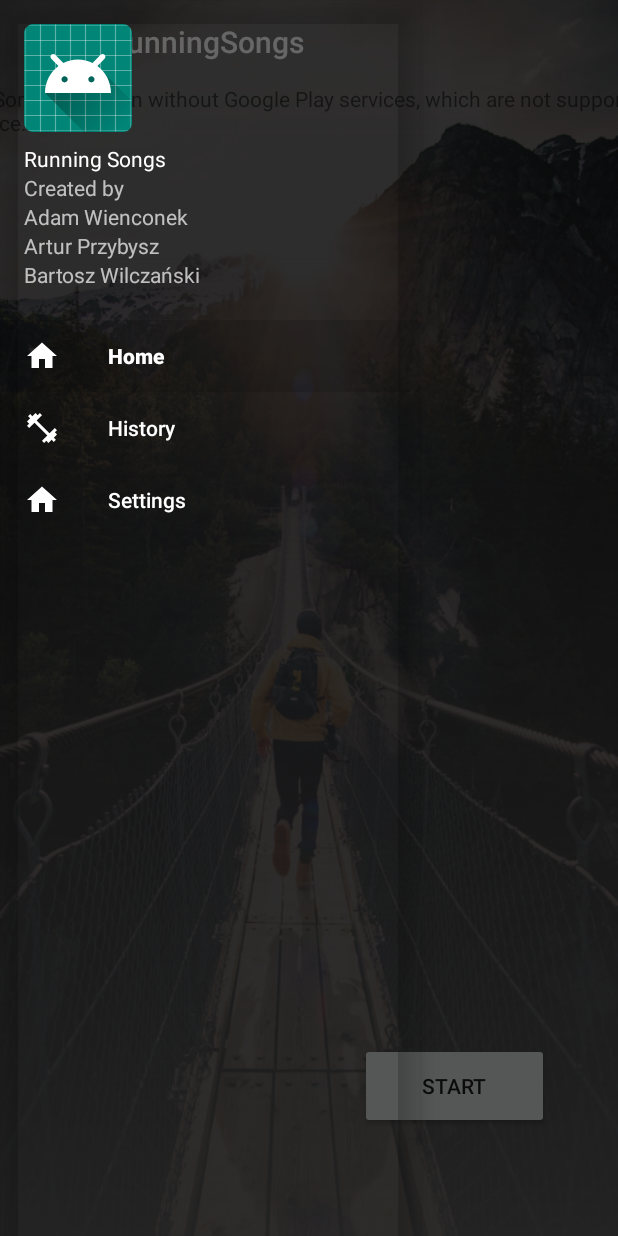
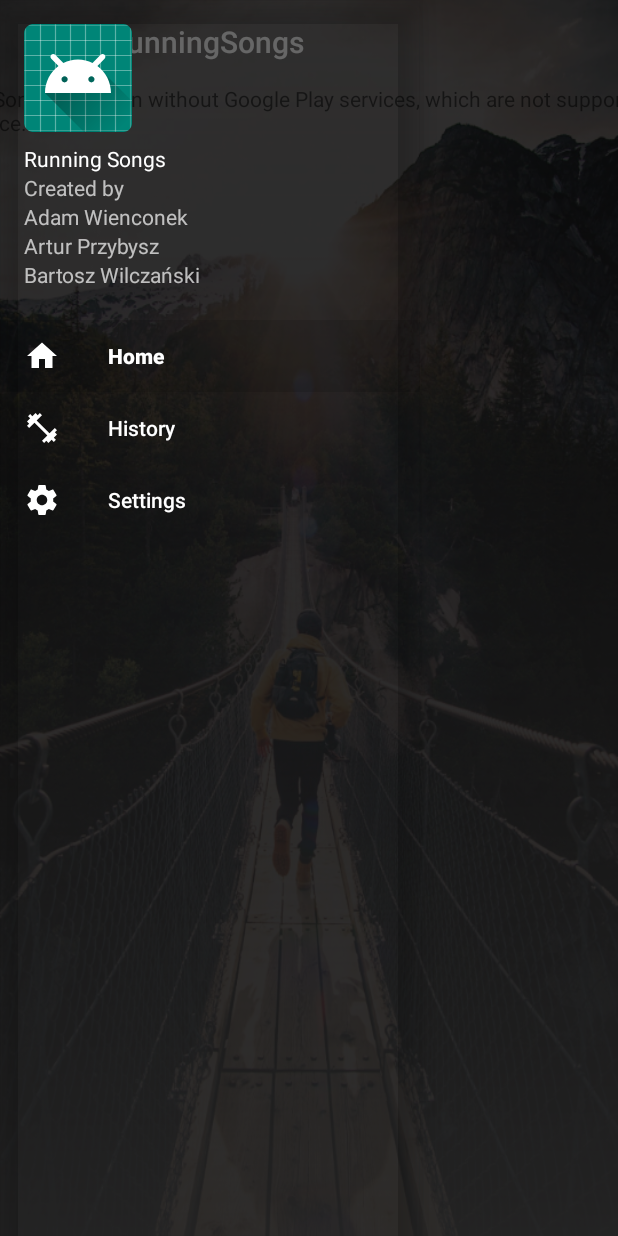
Before and after one commit to przybyszartur/RunningSongs, an Android app: the screen it shows after launch (MainActivity), with the side drawer open, on a phone screen of 412 x 824 dp. Run offline under Robolectric (Android 15) with nearby library versions, the phone set to English and light mode, and no system bars; 1 statement that could not run was skipped.

Commit message:
poprawienie ikon i przyciskow

```diff
--- a/app/src/main/java/com/example/runningsongs/CustomInfoWindowAdapter.java
+++ b/app/src/main/java/com/example/runningsongs/CustomInfoWindowAdapter.java
@@ -8,9 +8,6 @@ import android.widget.TextView;
 import com.google.android.gms.maps.GoogleMap;
 import com.google.android.gms.maps.model.Marker;
 
-/**
- * Created by User on 10/2/2017.
- */
 
 public class CustomInfoWindowAdapter implements GoogleMap.InfoWindowAdapter {
 
--- /dev/null
+++ b/app/src/main/res/drawable/ic_settings_black_24dp.xml
@@ -0,0 +1,9 @@
+<vector xmlns:android="http://schemas.android.com/apk/res/android"
+        android:width="24dp"
+        android:height="24dp"
+        android:viewportWidth="24.0"
+        android:viewportHeight="24.0">
+    <path
+        android:fillColor="#FF000000"
+        android:pathData="M19.43,12.98c0.04,-0.32 0.07,-0.64 0.07,-0.98s-0.03,-0.66 -0.07,-0.98l2.11,-1.65c0.19,-0.15 0.24,-0.42 0.12,-0.64l-2,-3.46c-0.12,-0.22 -0.39,-0.3 -0.61,-0.22l-2.49,1c-0.52,-0.4 -1.08,-0.73 -1.69,-0.98l-0.38,-2.65C14.46,2.18 14.25,2 14,2h-4c-0.25,0 -0.46,0.18 -0.49,0.42l-0.38,2.65c-0.61,0.25 -1.17,0.59 -1.69,0.98l-2.49,-1c-0.23,-0.09 -0.49,0 -0.61,0.22l-2,3.46c-0.13,0.22 -0.07,0.49 0.12,0.64l2.11,1.65c-0.04,0.32 -0.07,0.65 -0.07,0.98s0.03,0.66 0.07,0.98l-2.11,1.65c-0.19,0.15 -0.24,0.42 -0.12,0.64l2,3.46c0.12,0.22 0.39,0.3 0.61,0.22l2.49,-1c0.52,0.4 1.08,0.73 1.69,0.98l0.38,2.65c0.03,0.24 0.24,0.42 0.49,0.42h4c0.25,0 0.46,-0.18 0.49,-0.42l0.38,-2.65c0.61,-0.25 1.17,-0.59 1.69,-0.98l2.49,1c0.23,0.09 0.49,0 0.61,-0.22l2,-3.46c0.12,-0.22 0.07,-0.49 -0.12,-0.64l-2.11,-1.65zM12,15.5c-1.93,0 -3.5,-1.57 -3.5,-3.5s1.57,-3.5 3.5,-3.5 3.5,1.57 3.5,3.5 -1.57,3.5 -3.5,3.5z"/>
+</vector>
--- a/app/src/main/res/layout/fragment_history.xml
+++ b/app/src/main/res/layout/fragment_history.xml
@@ -19,21 +19,4 @@
         app:layout_constraintStart_toStartOf="parent"
         tools:ignore="MissingConstraints" />
 
-    <Button
-        android:id="@+id/button"
-        android:layout_width="126dp"
-        android:layout_height="57dp"
-        android:layout_marginStart="8dp"
-        android:layout_marginTop="108dp"
-        android:layout_marginEnd="8dp"
-        android:layout_marginBottom="8dp"
-        android:text="Start"
-        app:layout_constraintBottom_toBottomOf="parent"
-        app:layout_constraintEnd_toEndOf="parent"
-        app:layout_constraintHorizontal_bias="0.883"
-        app:layout_constraintStart_toStartOf="@+id/map"
-        app:layout_constraintTop_toTopOf="parent"
-        app:layout_constraintVertical_bias="0.894"
-        tools:ignore="MissingConstraints" />
-
 </android.support.constraint.ConstraintLayout>
--- a/app/src/main/res/menu/drawer_menu.xml
+++ b/app/src/main/res/menu/drawer_menu.xml
@@ -14,7 +14,7 @@
             android:title="History" />
         <item
             android:id="@+id/nav_settings"
-            android:icon="@drawable/ic_home"
+            android:icon="@drawable/ic_settings_black_24dp"
             android:title="Settings" />
     </group>
 
```
